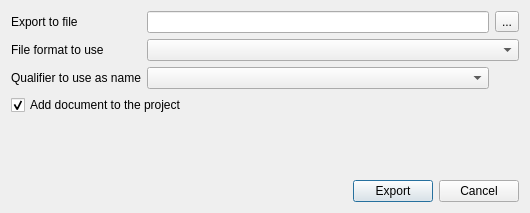
Before: the Qt Designer form src/plugins/dna_export/src/ui/ExportBlastResultDialog.ui in violethaze74/ugene, drawn with Qt 5.
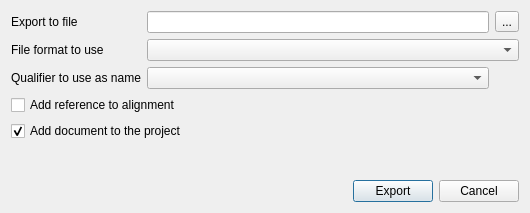
After: the same form once the commit is applied.

Commit message: UGENE-1115: finished export of blast results to alignment

```diff
--- a/src/plugins/dna_export/src/ui/ExportBlastResultDialog.ui
+++ b/src/plugins/dna_export/src/ui/ExportBlastResultDialog.ui
@@ -58,6 +58,13 @@
      </item>
     </layout>
    </item>
+   <item>
+    <widget class="QCheckBox" name="addRefBox">
+     <property name="text">
+      <string>Add reference to alignment</string>
+     </property>
+    </widget>
+   </item>
    <item>
     <widget class="QCheckBox" name="addToProjectBox">
      <property name="text">
```
The commit also changes 4 other files.
